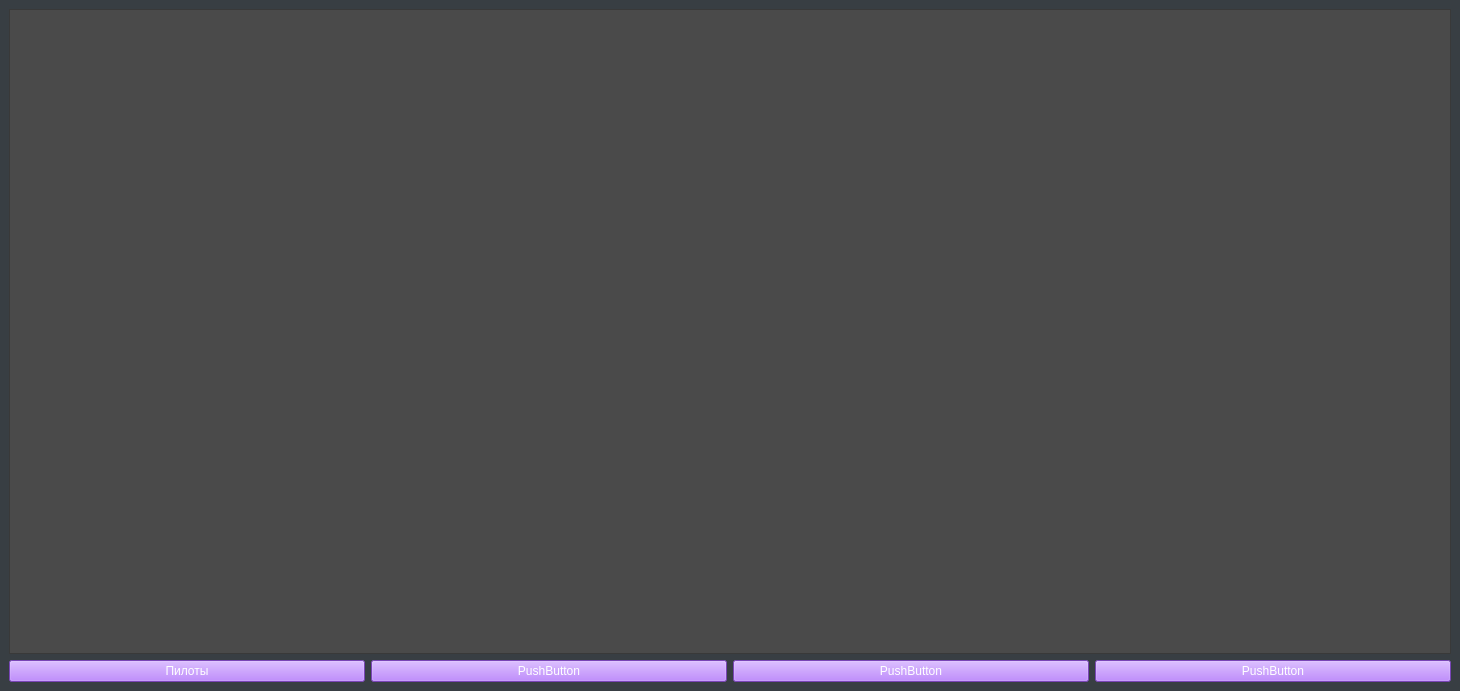
Qt form table.ui (pisarew/nurburgring) before a commit.
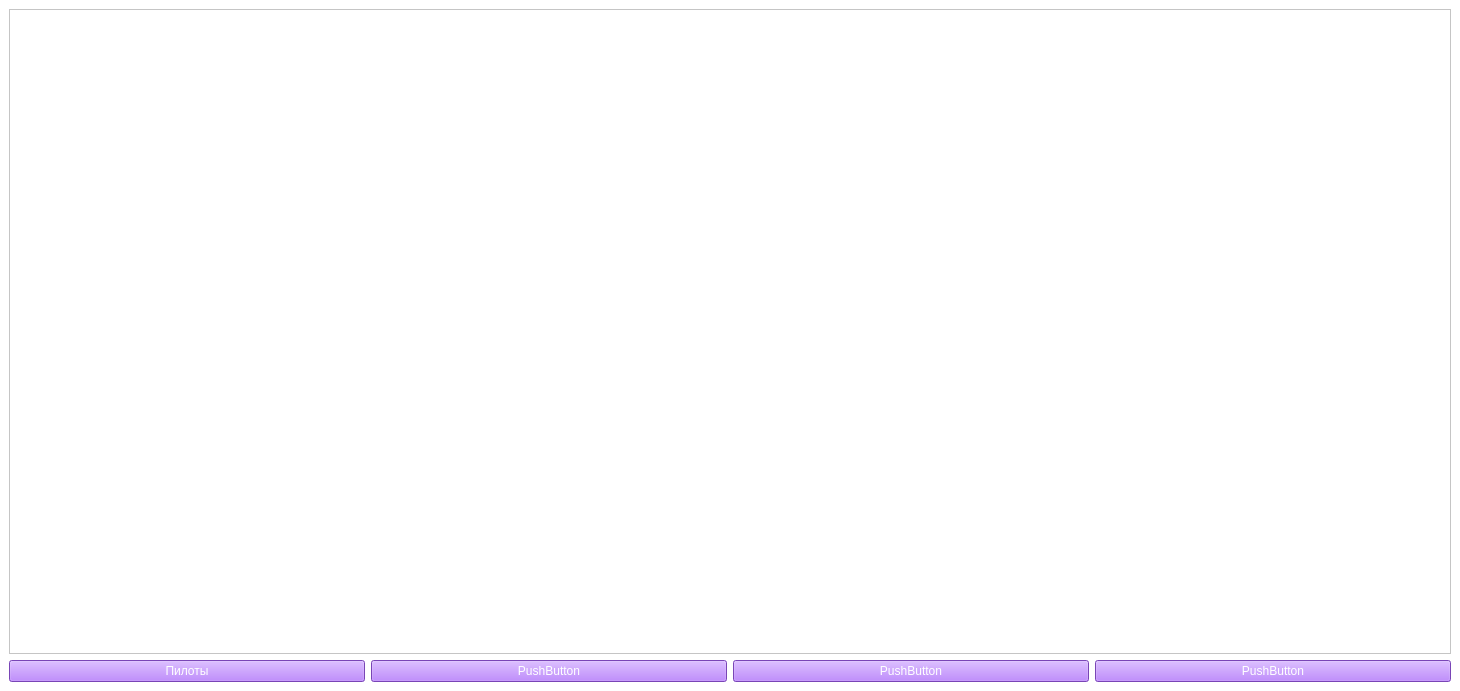
The same form after that commit.

Diff of the .ui file:
```diff
--- a/table.ui
+++ b/table.ui
@@ -14,7 +14,8 @@
    <string>Nurburgring</string>
   </property>
   <property name="styleSheet">
-   <string notr="true">background-color: rgb(56, 62, 67);</string>
+   <string notr="true">background-color: rgb(255, 255, 255);
+color: rgb(255, 255, 255);</string>
   </property>
   <widget class="QWidget" name="centralwidget">
    <layout class="QGridLayout" name="gridLayout">
@@ -33,8 +34,8 @@
      <widget class="QTableWidget" name="tableWidget">
       <property name="styleSheet">
        <string notr="true">selection-background-color: rgb(0, 0, 0);
-background-color: rgb(74, 74, 74);
-color: rgb(238, 238, 238);
+background-color: rgb(255, 255, 255);
+color: rgb(0, 0, 0);
 selection-color: rgb(40, 255, 2);</string>
       </property>
      </widget>
```
